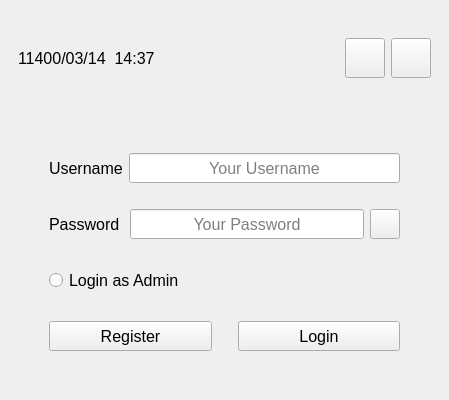
Qt form AP_Project/login_page.ui (alirrah/AP_Project) before a commit.
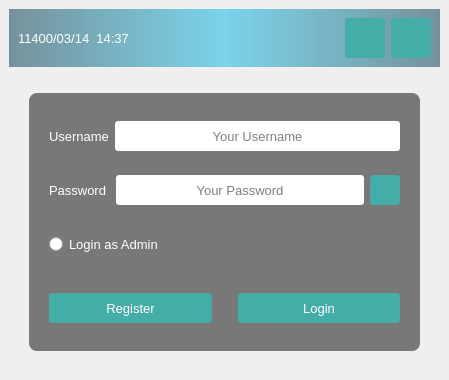
The same form after that commit. Icons and pictures are not drawn.

Commit message: use css code in stylesheet to make login page beautiful

```diff
--- a/AP_Project/login_page.ui
+++ b/AP_Project/login_page.ui
@@ -7,7 +7,7 @@
     <x>0</x>
     <y>0</y>
     <width>449</width>
-    <height>400</height>
+    <height>380</height>
    </rect>
   </property>
   <property name="font">
@@ -22,13 +22,68 @@
    <iconset resource="resource.qrc">
     <normaloff>:/icon/User.ico</normaloff>:/icon/User.ico</iconset>
   </property>
+  <property name="styleSheet">
+   <string notr="true">#top_panel
+{
+	 background-color: qlineargradient(spread:reflect, x1:0.5, y1:0, x2:0, y2:0, stop:0 rgba(91, 204, 233, 200), stop:1 rgba(32, 80, 96, 150));
+ }
+#password_lbl, #username_lbl, #admin_rbtn, #date_lbl
+{
+ 	color: white;
+ }
+#password_txt, #username_txt
+{
+	 border-radius: 3px;
+ }
+#centralwidget 
+{
+	border-image :url(:/image/blurred-background-supermarket-aisle-with-products_62890-121.jpg);
+ }
+#login_btn, #register_btn, #close_btn, #minimize_btn ,#password_btn
+{
+  	color: white;
+  	background-color: #45ada8;
+  	border-width: 0px;
+  	border-radius: 3px;
+}
+#login_btn:hover, #register_btn:hover , #minimize_btn:hover, #password_btn:hover 
+{
+ 	background-color: #547980;
+ }
+ #close_btn:hover
+{
+	 background-color: rgb(158, 0, 0);
+}
+#main_panel_2
+{
+  	background: rgba(0, 0, 0, 0.5);
+  	border-radius: 8px;
+}</string>
+  </property>
   <widget class="QWidget" name="centralwidget">
    <layout class="QVBoxLayout" name="verticalLayout">
     <item>
      <widget class="QFrame" name="top_panel">
+      <property name="minimumSize">
+       <size>
+        <width>431</width>
+        <height>58</height>
+       </size>
+      </property>
+      <property name="maximumSize">
+       <size>
+        <width>431</width>
+        <height>58</height>
+       </size>
+      </property>
       <layout class="QHBoxLayout" name="horizontalLayout">
        <item>
         <widget class="QLabel" name="date_lbl">
+         <property name="font">
+          <font>
+           <pointsize>10</pointsize>
+          </font>
+         </property>
          <property name="text">
           <string>11400/03/14  14:37</string>
          </property>
@@ -127,6 +182,9 @@
            <height>35</height>
           </size>
          </property>
+         <property name="checkable">
+          <bool>false</bool>
+         </property>
         </widget>
        </item>
       </layout>
@@ -179,7 +237,7 @@
        </spacer>
       </item>
       <item>
-       <widget class="QFrame" name="mian_panel">
+       <widget class="QFrame" name="main_panel_2">
         <layout class="QVBoxLayout" name="main_panel">
          <property name="leftMargin">
           <number>20</number>
@@ -200,6 +258,11 @@
            </property>
            <item>
             <widget class="QLabel" name="username_lbl">
+             <property name="font">
+              <font>
+               <pointsize>10</pointsize>
+              </font>
+             </property>
              <property name="text">
               <string>Username</string>
              </property>
@@ -219,6 +282,11 @@
                <height>30</height>
               </size>
              </property>
+             <property name="font">
+              <font>
+               <pointsize>10</pointsize>
+              </font>
+             </property>
              <property name="toolTip">
               <string>Enter Your Username</string>
              </property>
@@ -243,7 +311,7 @@
            <property name="sizeHint" stdset="0">
             <size>
              <width>20</width>
-             <height>20</height>
+             <height>10</height>
             </size>
            </property>
           </spacer>
@@ -255,6 +323,11 @@
            </property>
            <item>
             <widget class="QLabel" name="password_lbl">
+             <property name="font">
+              <font>
+               <pointsize>10</pointsize>
+              </font>
+             </property>
              <property name="text">
               <string>Password </string>
              </property>
@@ -274,6 +347,11 @@
                <height>30</height>
               </size>
              </property>
+             <property name="font">
+              <font>
+               <pointsize>10</pointsize>
+              </font>
+             </property>
              <property name="toolTip">
               <string>Enter Your Password</string>
              </property>
@@ -342,7 +420,7 @@
            <property name="sizeHint" stdset="0">
             <size>
              <width>20</width>
-             <height>20</height>
+             <height>10</height>
             </size>
            </property>
           </spacer>
@@ -366,6 +444,11 @@
                <height>30</height>
               </size>
              </property>
+             <property name="font">
+              <font>
+               <pointsize>10</pointsize>
+              </font>
+             </property>
              <property name="acceptDrops">
               <bool>false</bool>
              </property>
@@ -414,6 +497,11 @@
                <height>30</height>
               </size>
              </property>
+             <property name="font">
+              <font>
+               <pointsize>10</pointsize>
+              </font>
+             </property>
              <property name="cursor">
               <cursorShape>PointingHandCursor</cursorShape>
              </property>
@@ -458,6 +546,11 @@
                <height>30</height>
               </size>
              </property>
+             <property name="font">
+              <font>
+               <pointsize>10</pointsize>
+              </font>
+             </property>
              <property name="cursor">
               <cursorShape>PointingHandCursor</cursorShape>
              </property>
```
The commit also changes 3 other files.
